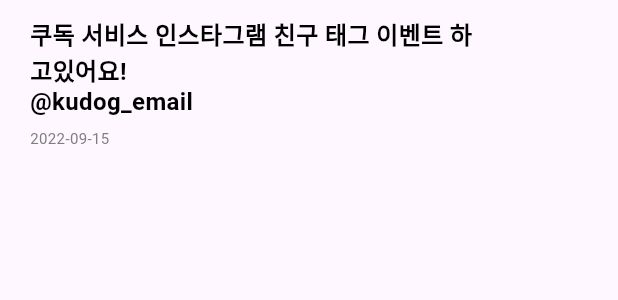
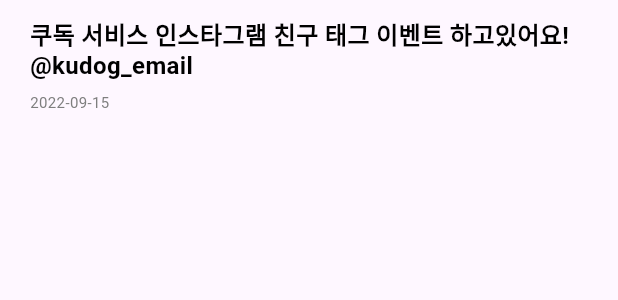
Before and after one commit to DevKor-github/KUDOG-front, a Flutter app: what alertCard() shows on an empty page, opened directly, on a phone screen of 412 x 824 dp. Shown: the top 300 px of the screen. Run offline on Flutter 3.47's test engine with Material 3 defaults, Android fonts, the phone set to English and light mode, and no system bars; Roboto replaces fonts that are missing (Noto Sans KR).

Commit message:
Feat: 홈 화면 구성

```diff
--- a/kudog/lib/pages/home/ViewHomePage.dart
+++ b/kudog/lib/pages/home/ViewHomePage.dart
@@ -223,7 +223,7 @@ class _ViewHomePageWidgetState extends State<ViewHomePageWidget>
                     child: Visibility(
                         visible: _isWidgetVisible,
                         child: Container(
-                            height: MediaQuery.of(context).size.height * 0.38,
+                            height: MediaQuery.of(context).size.height * 0.3,
                             decoration: ShapeDecoration(
                               color: Colors.white,
                               shape: RoundedRectangleBorder(
@@ -302,11 +302,6 @@ class alertCard extends StatelessWidget {
             crossAxisAlignment: CrossAxisAlignment.start,
             children: [
               Container(
-                child: Row(
-                  mainAxisAlignment: MainAxisAlignment.spaceBetween,
-                  children: [
-                    Container(
-                      width: MediaQuery.of(context).size.width * 0.75,
                 padding: EdgeInsets.fromLTRB(0, 0, 0, 10),
                 child: Text(
                   '쿠독 서비스 인스타그램 친구 태그 이벤트 하고있어요!\n@kudog_email',
@@ -317,9 +312,6 @@ class alertCard extends StatelessWidget {
                     fontWeight: FontWeight.w700,
                     height: 0,
                   ),
-                      ),
-                    ),
-                  ],
                 ),
               ),
               Container(
```
Lines whose indentation alone changed are shown as unchanged.
